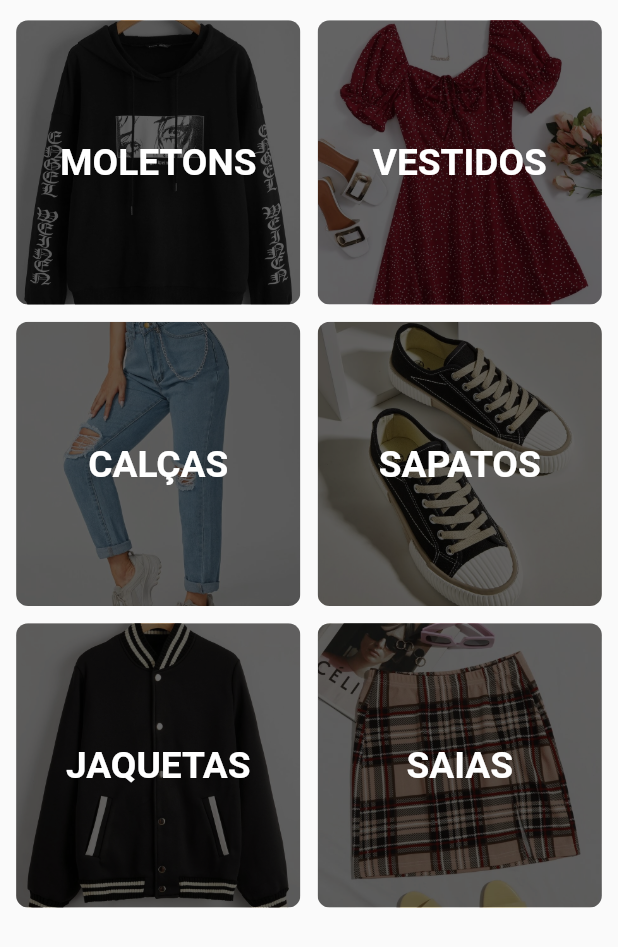
After one commit to octaviomuller/ezstock, a Flutter app: the CategoriesGrid screen opened directly, on a phone screen of 412 x 824 dp. The commit adds this screen. Shown: the top 947 px of the screen. Run offline on Flutter 3.47's test engine with Material 2 defaults, Android fonts, the phone set to English and light mode, and no system bars.

Commit message:
added search cateogries

```diff
--- a/lib/main.dart
+++ b/lib/main.dart
@@ -1,4 +1,4 @@
-import 'package:ezstock/SearchCategories.dart';
+import 'package:ezstock/screens/search/SearchCategories.dart';
 import 'package:ezstock/utils/RouterView.dart';
 import 'package:flutter/material.dart';
 import 'package:ezstock/widgets/AppBarWidget.dart';
@@ -82,7 +82,5 @@ class _MyHomePageState extends State<MyHomePage> {
     setState(() {
       _isSearching = payload;
     });
-
-    print("isSearching $_isSearching");
   }
 }
--- /dev/null
+++ b/lib/screens/search/CategoriesGrid.dart
@@ -0,0 +1,29 @@
+import 'package:ezstock/widgets/CategoryCard.dart';
+import 'package:flutter/material.dart';
+
+class CategoriesGrid extends StatelessWidget {
+  @override
+  Widget build(BuildContext context) {
+    Size screenSize = MediaQuery.of(context).size;
+
+    return Scaffold(
+      body: GridView.count(
+        primary: false,
+        padding: const EdgeInsets.only(top: 12.0, right: 10.0, left: 10.0),
+        crossAxisSpacing: 10,
+        mainAxisSpacing: 10,
+        crossAxisCount: 2,
+        childAspectRatio:
+            (screenSize.height * (0.23)) / (screenSize.height * (0.23)),
+        children: [
+          CategoryCard(name: 'moletons'),
+          CategoryCard(name: 'vestidos'),
+          CategoryCard(name: 'calças'),
+          CategoryCard(name: 'sapatos'),
+          CategoryCard(name: 'jaquetas'),
+          CategoryCard(name: 'saias'),
+        ],
+      ),
+    );
+  }
+}
--- /dev/null
+++ b/lib/widgets/CategoryCard.dart
@@ -0,0 +1,55 @@
+import 'package:flutter/material.dart';
+
+class CategoryCard extends StatelessWidget {
+  CategoryCard({@required this.name});
+  final String name;
+
+  @override
+  Widget build(BuildContext context) {
+    Size screenSize = MediaQuery.of(context).size;
+
+    return Container(
+      child: Stack(
+        alignment: AlignmentDirectional.bottomCenter,
+        children: [
+          ClipRRect(
+            borderRadius: BorderRadius.circular(8.0),
+            child: Image.asset(
+              'assets/categories/$name.webp',
+              height: screenSize.height * 0.23,
+              width: screenSize.height * 0.23,
+              fit: BoxFit.cover,
+            ),
+          ),
+          ClipRRect(
+            borderRadius: BorderRadius.circular(8.0),
+            child: Container(
+              alignment: AlignmentDirectional.center,
+              height: screenSize.height * 0.23,
+              width: screenSize.height * 0.23,
+              color: Colors.black.withOpacity(0.6),
+              child: Text(
+                name.toUpperCase(),
+                style: TextStyle(
+                  fontWeight: FontWeight.w600,
+                  fontSize: screenSize.height * 0.03,
+                  color: Colors.white,
+                ),
+                overflow: TextOverflow.ellipsis,
+              ),
+            ),
+          ),
+        ],
+      ),
+      // decoration: new BoxDecoration(
+      //   boxShadow: [
+      //     new BoxShadow(
+      //       color: Colors.grey.shade600,
+      //       blurRadius: 7.0,
+      //       offset: Offset(4, 2),
+      //     ),
+      //   ],
+      // ),
+    );
+  }
+}
--- a/pubspec.yaml
+++ b/pubspec.yaml
@@ -37,3 +37,4 @@ flutter:
 
   assets:
     - assets/
+    - assets/categories/
```
Also changed, not shown: lib/SearchCategories.dart (deleted, +0 -12 lines), lib/screens/search/SearchCategories.dart (added, +27 -0 lines), lib/widgets/AppBarWidget.dart (+7 -1 lines), assets/categories/calças.webp (added), assets/categories/jaquetas.webp (added), assets/categories/moletons.webp (added), assets/categories/saias.webp (added), assets/categories/sapatos.webp (added), assets/categories/vestidos.webp (added).
